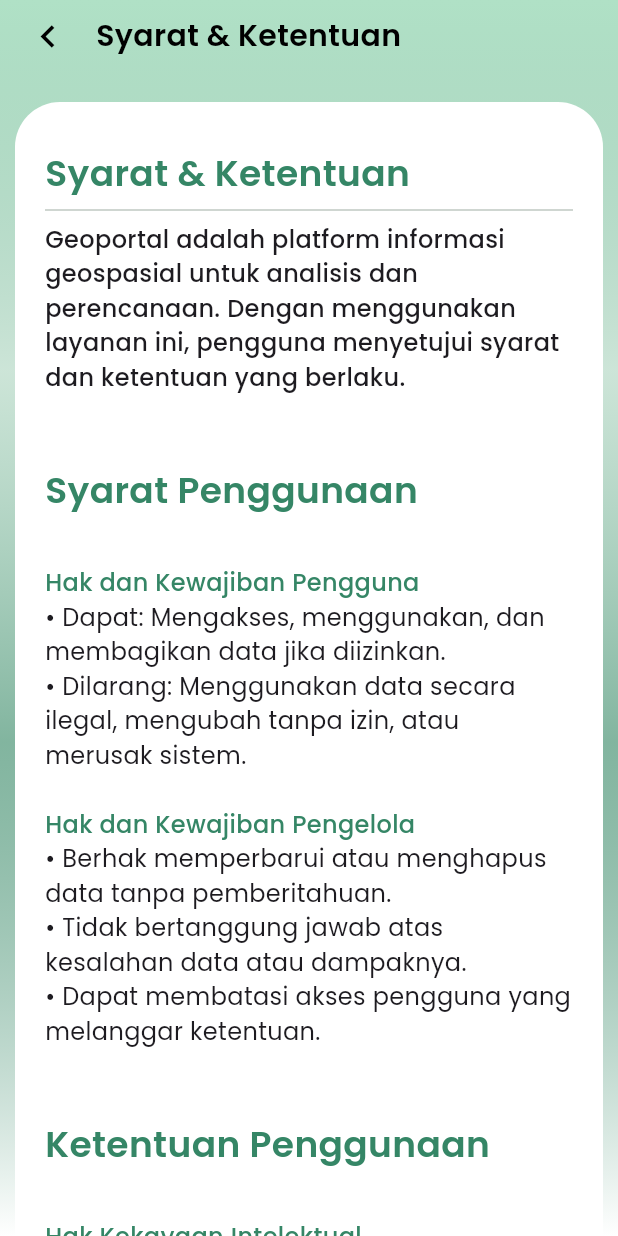
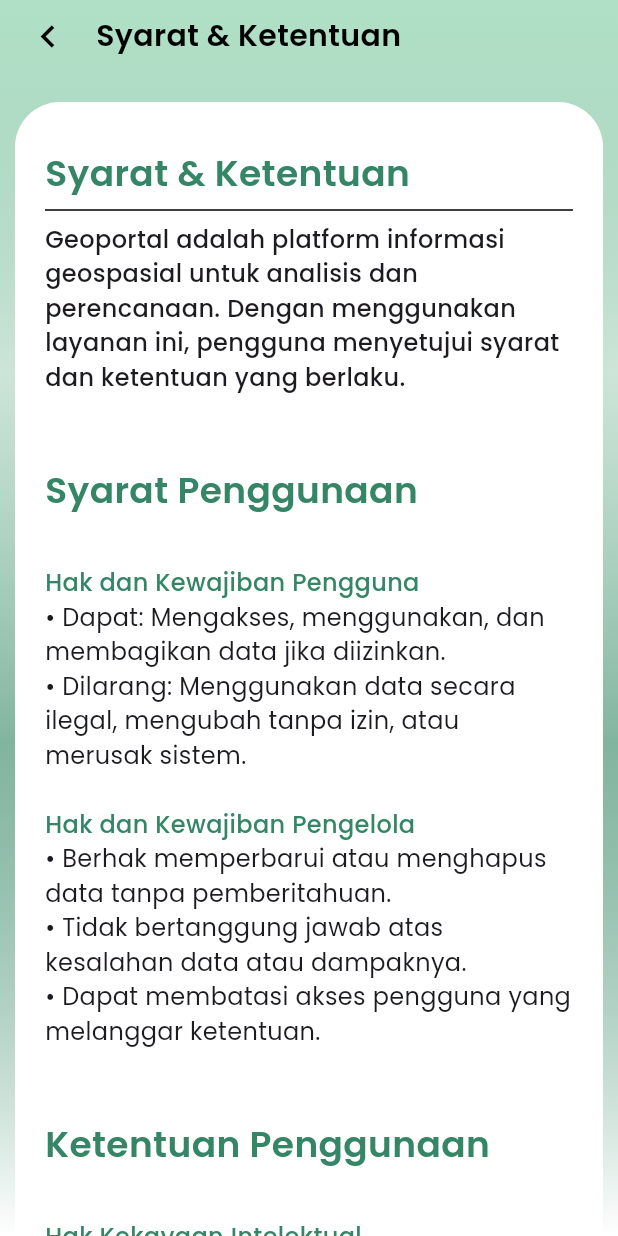
Before and after one commit to fadliaditya06/Geoportal-Mobile, a Flutter app: the SyaratdanKetentuanScreen screen opened directly, on a phone screen of 412 x 824 dp. Run offline on Flutter 3.47's test engine with Material 3 defaults, Android fonts, the phone set to English and light mode, and no system bars; our stand-ins replace carousel_slider, cloud_firestore, curved_navigation_bar, firebase_auth, firebase_core, flutter_map and 3 more; accounts and stored records are empty.

Commit message:
Style: Update divider color on Syarat dan Ketentuan screen

```diff
--- a/lib/screens/profil/syarat_dan_ketentuan_screen.dart
+++ b/lib/screens/profil/syarat_dan_ketentuan_screen.dart
@@ -71,7 +71,7 @@ class SyaratdanKetentuanScreen extends StatelessWidget {
                               color: Color(0xFF358666)),
                           textAlign: TextAlign.left,
                         ),
-                        Divider(thickness: 1),
+                        Divider(thickness: 1, color: Colors.black),
                         Text(
                           'Geoportal adalah platform informasi geospasial untuk analisis dan perencanaan. Dengan menggunakan layanan ini, pengguna menyetujui syarat dan ketentuan yang berlaku.\n\n',
                           style: TextStyle(
```
